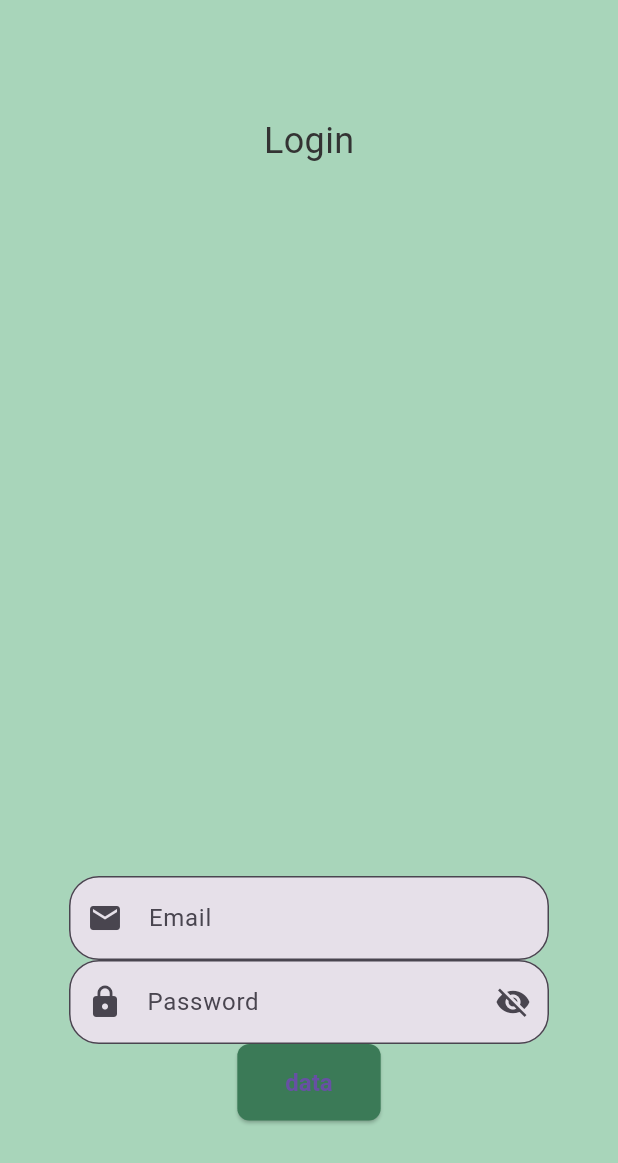
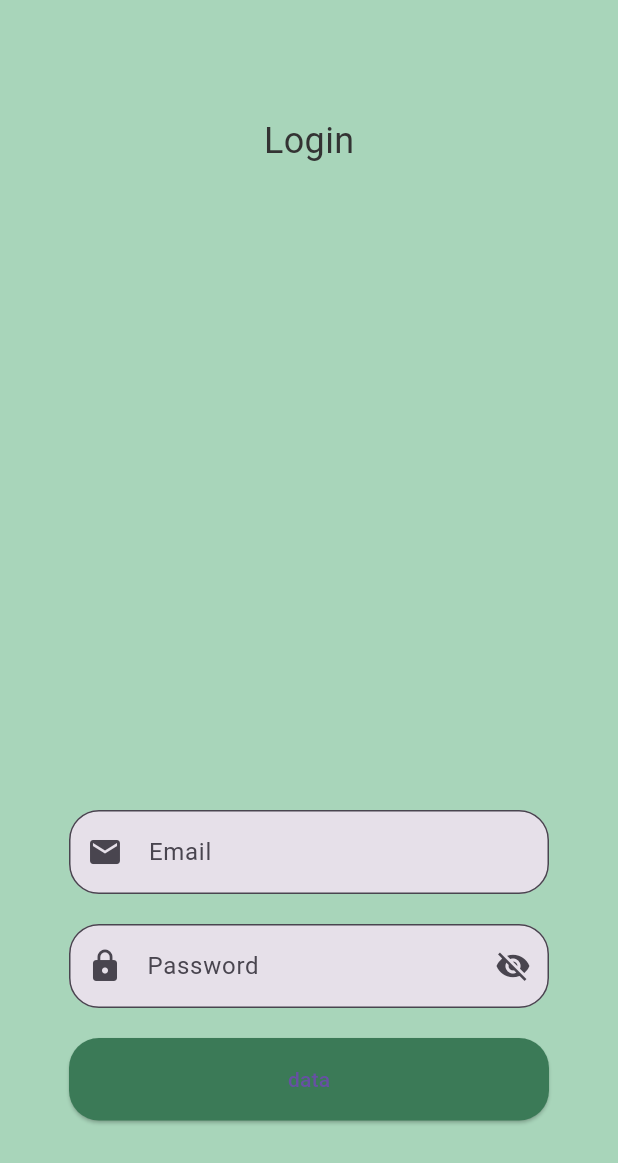
Before and after one commit to Gh0stvil/Soil_himidity_app, a Flutter app: the screen it shows after launch, on a phone screen of 412 x 824 dp. Shown: the top 1163 px of the screen. Run offline on Flutter 3.47's test engine with Material 3 defaults, Android fonts, the phone set to English and light mode, and no system bars.

Commit message:
agregado los botones del login

```diff
--- a/lib/ui/screens/login.dart
+++ b/lib/ui/screens/login.dart
@@ -31,9 +31,13 @@ class _LoginState extends State<Login> {
                 ),
               ),
               Spacer(),
-              EmailBox(),
-              PasswordBox(),
-              SingIn(),
+              Column(spacing: 20,
+                children: [
+                  EmailBox(), PasswordBox(),
+              SizedBox(width: double.infinity, height: 55,child: SingIn()),
+                ],
+              ),
+
             ],
           ),
         ),
--- a/lib/widgets/botones.dart
+++ b/lib/widgets/botones.dart
@@ -16,10 +16,8 @@ class _SingInState extends State<SingIn> {
         print("Botón presionado");
       },
       style: ElevatedButton.styleFrom(
-        textStyle: const TextStyle(fontSize: 16, fontWeight: FontWeight.bold),
         backgroundColor: ColorMyApp.accentColor,
-        shape: RoundedRectangleBorder(borderRadius: BorderRadius.circular(8.0)),
-        padding: const EdgeInsets.symmetric(vertical: 16.0, horizontal: 32.0),
+        shape: RoundedRectangleBorder(borderRadius: BorderRadius.circular(20)),
       ),
       child: Text("data"),
     );
--- a/pubspec.yaml
+++ b/pubspec.yaml
@@ -19,4 +19,3 @@ flutter:
   uses-material-design: true
   assets:
     - assets/images/
-    - assets/icons/
```
